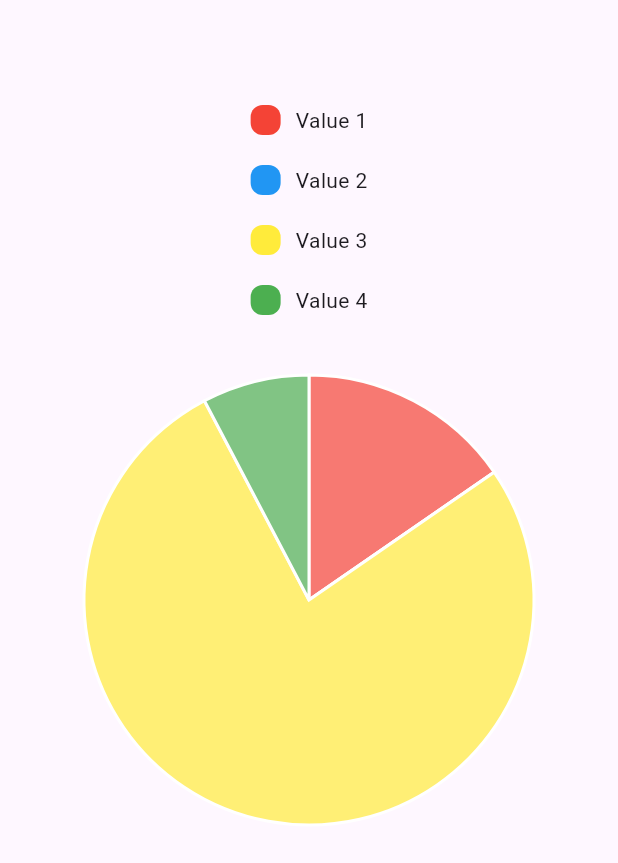
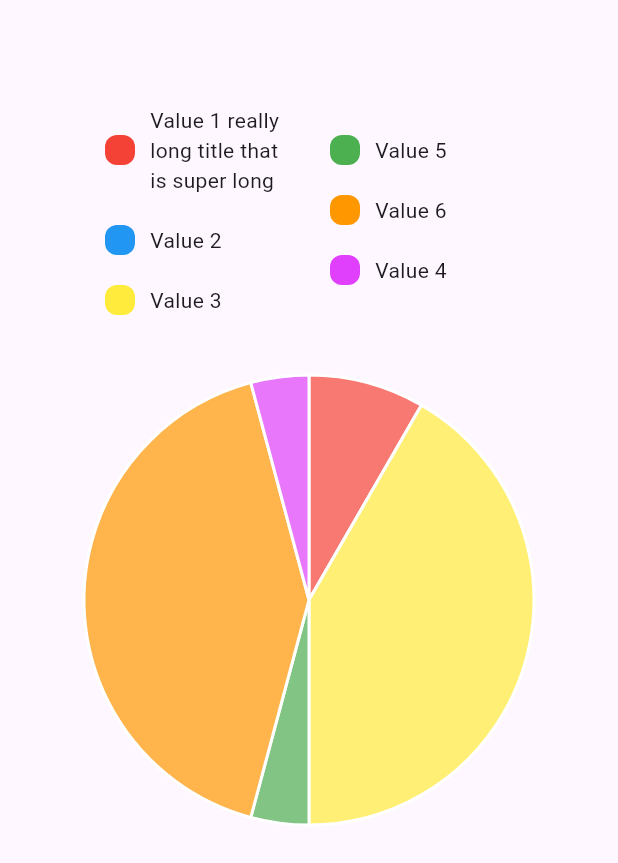
Before and after one commit to Shape-Tech/shape_pie_chart, a Flutter app: the screen it shows after launch, on a phone screen of 412 x 824 dp. Shown: the top 863 px of the screen. Run offline on Flutter 3.47's test engine with Material 3 defaults, Android fonts, the phone set to English and light mode, and no system bars; our stand-ins replace equatable, gap.

Commit message:
ver: 1.0.3
Fixed the legend to be in two columns and wrap string

```diff
--- a/lib/home_page.dart
+++ b/lib/home_page.dart
@@ -23,10 +23,16 @@ class HomePage extends StatelessWidget {
   PieChartData createPieChartData() {
     return PieChartData(
       segments: [
-        PieChartSegment(segment: 'Value 1', value: 10, color: Colors.red),
+        PieChartSegment(
+            segment: 'Value 1 really long title that is super long',
+            value: 10,
+            color: Colors.red),
         PieChartSegment(segment: 'Value 2', value: 0, color: Colors.blue),
         PieChartSegment(segment: 'Value 3', value: 50, color: Colors.yellow),
-        PieChartSegment(segment: 'Value 4', value: 5, color: Colors.green),
+        PieChartSegment(segment: 'Value 5', value: 5, color: Colors.green),
+        PieChartSegment(segment: 'Value 6', value: 50, color: Colors.orange),
+        PieChartSegment(
+            segment: 'Value 4', value: 5, color: Colors.purpleAccent),
       ],
       title: "Testing",
     );
--- a/lib/pie_chart/pie_chart_data.dart
+++ b/lib/pie_chart/pie_chart_data.dart
@@ -61,7 +61,12 @@ class PieChartSegment extends Equatable {
             ),
           ),
           Gap(10),
-          Text(segment),
+          Flexible(
+            child: Text(
+              segment,
+              maxLines: 3,
+            ),
+          ),
         ],
       ),
     );
--- a/lib/pie_chart/pie_chart_legend.dart
+++ b/lib/pie_chart/pie_chart_legend.dart
@@ -8,15 +8,35 @@ class PieChartLegend extends StatelessWidget {
 
   @override
   Widget build(BuildContext context) {
+    final halfLength = (segments.length / 2).ceil();
+    final firstColumn = segments.sublist(0, halfLength);
+    final secondColumn = segments.sublist(halfLength);
+
     return Padding(
       padding: const EdgeInsets.all(10.0),
-      child: Column(
-        mainAxisSize: MainAxisSize.min,
-        crossAxisAlignment: CrossAxisAlignment.start,
-        mainAxisAlignment: MainAxisAlignment.center,
-        children: segments.map((segment) {
-          return segment.buildSegmentLegend();
-        }).toList(),
+      child: Row(
+        mainAxisAlignment: MainAxisAlignment.spaceEvenly,
+        children: [
+          Expanded(
+            child: Column(
+              mainAxisSize: MainAxisSize.min,
+              crossAxisAlignment: CrossAxisAlignment.start,
+              children: firstColumn.map((segment) {
+                return segment.buildSegmentLegend();
+              }).toList(),
+            ),
+          ),
+          SizedBox(width: 8), // Add some spacing between columns
+          Expanded(
+            child: Column(
+              mainAxisSize: MainAxisSize.min,
+              crossAxisAlignment: CrossAxisAlignment.start,
+              children: secondColumn.map((segment) {
+                return segment.buildSegmentLegend();
+              }).toList(),
+            ),
+          ),
+        ],
       ),
     );
   }
```
Also changed, not shown: pubspec.yaml (+3 -5 lines), pubspec.lock, 2 other files.
